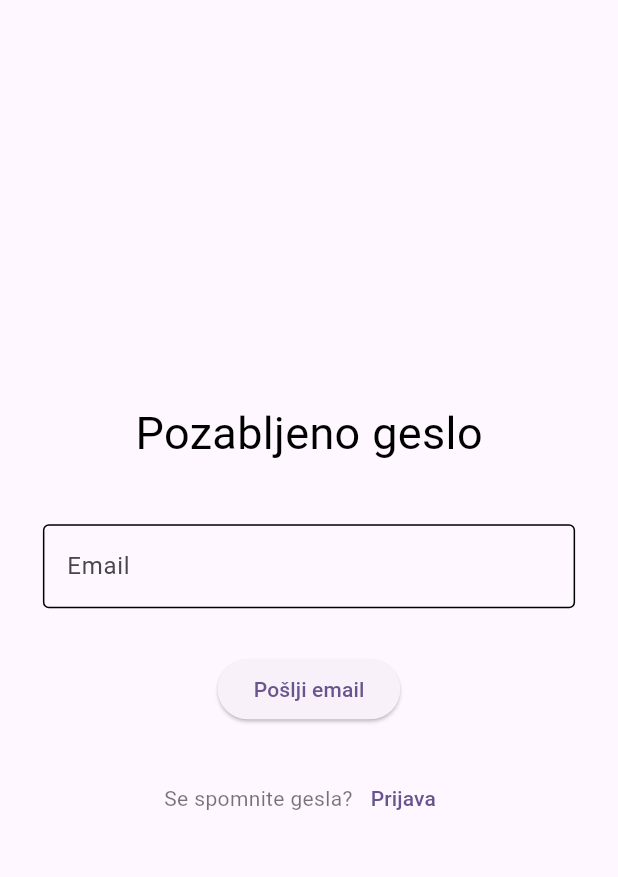
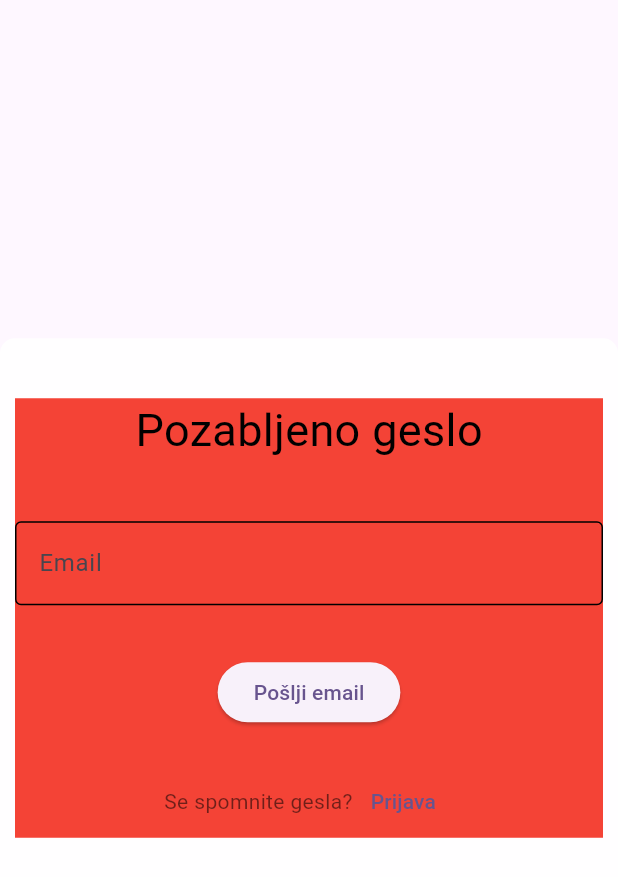
Before and after one commit to SloveniaEngineering/laguna-frontend, a Flutter app: the ForgotPasswordScreen screen opened by its route, on a phone screen of 412 x 824 dp. Shown: the top 877 px of the screen. Run offline on Flutter 3.47's test engine with Material 2 defaults, Android fonts, the light colour scheme and no system bars; our stand-ins replace flutter_hooks, flutter_riverpod, flutter_svg, freezed_annotation, go_router, hooks_riverpod and 3 more; missing offline and left inert: flutter_adaptive_scaffold; accounts and stored records are empty; generated files the repository leaves out were written again.

Commit message:
git commit -m "🎨 Enhance UI with New Assets and Redesigns" -m "➕ Add new image and SVG assets for UI enhancement" -m "🔄 Redesign forgot password and login screens with updated layouts and new assets" -m "🔧 Update UI components for consistent spacing and design" -m "✨ Add new vertical margin constants in margin.dart" -m "♻️ Remove isWideScreen dependency in registerScreen"

```diff
--- a/lib/ui/screens/landing/forgotPassScreen/forgotPassScreen.dart
+++ b/lib/ui/screens/landing/forgotPassScreen/forgotPassScreen.dart
@@ -29,7 +29,8 @@ class _ForgotPasswordScreenState extends State<ForgotPasswordScreen> {
             child: LandingBox(
               screenWidth: screenWidth,
               screenHeight: screenHeight,
-              isWideScreen: isWideScreen,
+              child: Container(
+                color: Colors.red,
                 child: Column(
                   crossAxisAlignment: CrossAxisAlignment.center,
                   mainAxisAlignment: MainAxisAlignment.center,
@@ -98,6 +99,7 @@ class _ForgotPasswordScreenState extends State<ForgotPasswordScreen> {
                   ],
                 ),
               ),
+            ),
           );
         },
       ),
--- a/lib/ui/screens/landing/registerScreen/registerScreen.dart
+++ b/lib/ui/screens/landing/registerScreen/registerScreen.dart
@@ -68,7 +68,6 @@ class _RegisterFormState extends ConsumerState<RegisterForm> {
       child: LandingBox(
         screenHeight: widget.screenHeight,
         screenWidth: widget.screenWidth,
-        isWideScreen: widget.isWideScreen,
         child: Column(
           crossAxisAlignment: CrossAxisAlignment.center,
           mainAxisAlignment: MainAxisAlignment.center,
--- a/lib/ui/spacing/margin.dart
+++ b/lib/ui/spacing/margin.dart
@@ -20,6 +20,8 @@ const verticalMargin4 = SizedBox(height: 4.0);
 const verticalMargin8 = SizedBox(height: 8.0);
 const verticalMargin12 = SizedBox(height: 12.0);
 const verticalMargin16 = SizedBox(height: 16.0);
+const verticalMargin20 = SizedBox(height: 20.0);
 const verticalMargin24 = SizedBox(height: 24.0);
 const verticalMargin32 = SizedBox(height: 32.0);
+const verticalMargin40 = SizedBox(height: 40.0);
 const verticalMargin48 = SizedBox(height: 48.0);
--- a/lib/ui/widgets/credentialTextField.dart
+++ b/lib/ui/widgets/credentialTextField.dart
@@ -1,4 +1,5 @@
 import 'package:flutter/material.dart';
+import 'package:laguna/ui/spacing/padding.dart';
 
 /// A custom text field widget used for inputting credentials (email and password).
 class CredentialTextField extends StatefulWidget {
@@ -62,8 +63,7 @@ class _CredentialTextFieldState extends State<CredentialTextField> {
     }
 
     return Container(
-      margin: const EdgeInsets.only(top: 4),
-      padding: const EdgeInsets.only(left: 8, right: 8),
+      margin: verticalPadding4,
       child: TextFormField(
         // Set the keyboard type based on [isPassword].
         keyboardType: widget.isPassword
--- a/lib/ui/widgets/landingBox.dart
+++ b/lib/ui/widgets/landingBox.dart
@@ -8,8 +8,6 @@ class LandingBox extends StatelessWidget {
   /// The height of the screen where the [LandingBox] is displayed.
   final double screenHeight;
 
-  /// A flag indicating if the screen is considered wide or not.
-  final bool isWideScreen;
 
   /// The child widget to be displayed inside the [LandingBox].
   final Widget child;
@@ -19,7 +17,6 @@ class LandingBox extends StatelessWidget {
     Key? key,
     required this.screenWidth,
     required this.screenHeight,
-    required this.isWideScreen,
     required this.child,
   }) : super(key: key);
 
@@ -29,29 +26,15 @@ class LandingBox extends StatelessWidget {
       alignment: Alignment.center,
       child: Container(
         padding: const EdgeInsets.fromLTRB(10, 40, 10, 40),
-        decoration: isWideScreen
-            ? BoxDecoration(
-                shape: BoxShape.rectangle,
-                borderRadius: BorderRadius.circular(10),
-                boxShadow: const [
-                  BoxShadow(
-                    color: Colors.grey,
-                    offset: Offset(1.0, 2.5), //Offset
-                    blurRadius: 5.0,
-                    spreadRadius: 0.1,
-                  ), //BoxShadow
-                  BoxShadow(
-                    color: Colors.white,
-                    offset: Offset(0.0, 0.0),
-                    blurRadius: 0.0,
-                    spreadRadius: 0.0,
-                  ), //BoxShadow
-                ],
-              )
-            : null,
-        child: SizedBox(
-          width: isWideScreen ? screenWidth * 0.3 : screenWidth * 0.9,
-          //height: isWideScreen ? screenHeight * 0.55 : null,
+        decoration: BoxDecoration(
+          color: Colors.white.withOpacity(0.9),
+          shape: BoxShape.rectangle,
+          borderRadius: BorderRadius.circular(10),
+        ),
+        child: ConstrainedBox(
+          constraints: const BoxConstraints(
+            maxWidth: 500,
+          ),
           child: IntrinsicHeight(
             child: child,
           ),
```
Also changed, not shown: lib/ui/screens/landing/loginScreen/loginScreen.dart (+82 -83 lines), assets/images/logo-text.svg (added), assets/images/logo.svg (added), 1 other file. Lines whose indentation alone changed are shown as unchanged.
